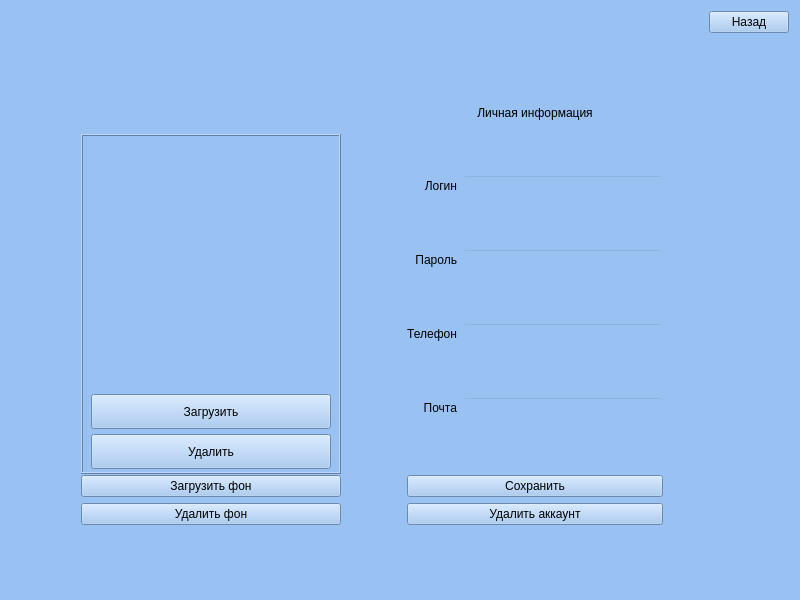
Before: the Qt Designer form Client/Form/account_info_widget.ui in Twelve-cloud/SlServicesApp, drawn with Qt 5.
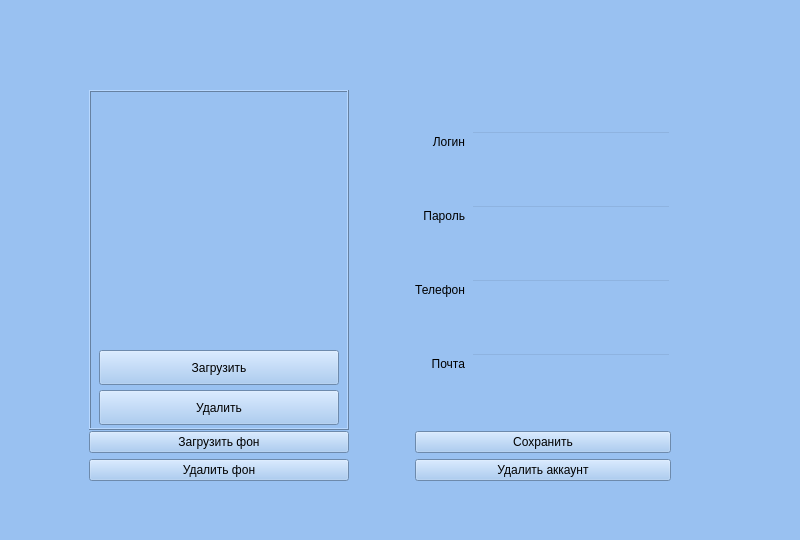
After: the same form once the commit is applied.

Patch:
```diff
--- a/Client/Form/account_info_widget.ui
+++ b/Client/Form/account_info_widget.ui
@@ -7,13 +7,25 @@
     <x>0</x>
     <y>0</y>
     <width>800</width>
-    <height>600</height>
+    <height>540</height>
    </rect>
   </property>
+  <property name="sizePolicy">
+   <sizepolicy hsizetype="Preferred" vsizetype="Preferred">
+    <horstretch>0</horstretch>
+    <verstretch>0</verstretch>
+   </sizepolicy>
+  </property>
   <property name="minimumSize">
    <size>
     <width>800</width>
-    <height>600</height>
+    <height>540</height>
+   </size>
+  </property>
+  <property name="maximumSize">
+   <size>
+    <width>16777215</width>
+    <height>16777215</height>
    </size>
   </property>
   <property name="windowTitle">
@@ -23,52 +35,7 @@
    <string notr="true">background-color: rgb(153, 193, 241)</string>
   </property>
   <layout class="QGridLayout" name="gridLayout_2">
-   <item row="0" column="3">
-    <widget class="QPushButton" name="backButton">
-     <property name="maximumSize">
-      <size>
-       <width>240</width>
-       <height>16777215</height>
-      </size>
-     </property>
-     <property name="text">
-      <string>Назад</string>
-     </property>
-    </widget>
-   </item>
-   <item row="3" column="0">
-    <spacer name="horizontalSpacer_9">
-     <property name="orientation">
-      <enum>Qt::Horizontal</enum>
-     </property>
-     <property name="sizeType">
-      <enum>QSizePolicy::MinimumExpanding</enum>
-     </property>
-     <property name="sizeHint" stdset="0">
-      <size>
-       <width>40</width>
-       <height>20</height>
-      </size>
-     </property>
-    </spacer>
-   </item>
-   <item row="3" column="3">
-    <spacer name="horizontalSpacer">
-     <property name="orientation">
-      <enum>Qt::Horizontal</enum>
-     </property>
-     <property name="sizeType">
-      <enum>QSizePolicy::MinimumExpanding</enum>
-     </property>
-     <property name="sizeHint" stdset="0">
-      <size>
-       <width>40</width>
-       <height>20</height>
-      </size>
-     </property>
-    </spacer>
-   </item>
-   <item row="1" column="2">
+   <item row="0" column="2">
     <spacer name="verticalSpacer_2">
      <property name="orientation">
       <enum>Qt::Vertical</enum>
@@ -84,20 +51,23 @@
      </property>
     </spacer>
    </item>
-   <item row="4" column="2">
-    <spacer name="verticalSpacer">
+   <item row="2" column="3">
+    <spacer name="horizontalSpacer">
      <property name="orientation">
-      <enum>Qt::Vertical</enum>
+      <enum>Qt::Horizontal</enum>
+     </property>
+     <property name="sizeType">
+      <enum>QSizePolicy::MinimumExpanding</enum>
      </property>
      <property name="sizeHint" stdset="0">
       <size>
-       <width>20</width>
-       <height>40</height>
+       <width>40</width>
+       <height>20</height>
       </size>
      </property>
     </spacer>
    </item>
-   <item row="2" column="2" rowspan="2">
+   <item row="1" column="2" rowspan="2">
     <layout class="QGridLayout" name="gridLayout">
      <item row="3" column="3">
       <spacer name="horizontalSpacer_5">
@@ -538,7 +508,7 @@
         <string notr="true">background: rgba(255, 0, 0, 0);</string>
        </property>
        <property name="text">
-        <string>Личная информация</string>
+        <string/>
        </property>
        <property name="alignment">
         <set>Qt::AlignCenter</set>
@@ -547,6 +517,35 @@
      </item>
     </layout>
    </item>
+   <item row="2" column="0">
+    <spacer name="horizontalSpacer_9">
+     <property name="orientation">
+      <enum>Qt::Horizontal</enum>
+     </property>
+     <property name="sizeType">
+      <enum>QSizePolicy::MinimumExpanding</enum>
+     </property>
+     <property name="sizeHint" stdset="0">
+      <size>
+       <width>40</width>
+       <height>20</height>
+      </size>
+     </property>
+    </spacer>
+   </item>
+   <item row="3" column="2">
+    <spacer name="verticalSpacer">
+     <property name="orientation">
+      <enum>Qt::Vertical</enum>
+     </property>
+     <property name="sizeHint" stdset="0">
+      <size>
+       <width>20</width>
+       <height>20</height>
+      </size>
+     </property>
+    </spacer>
+   </item>
   </layout>
  </widget>
  <resources/>
```
Left out of the diff: 360 changed lines with no effect on the pictures.
